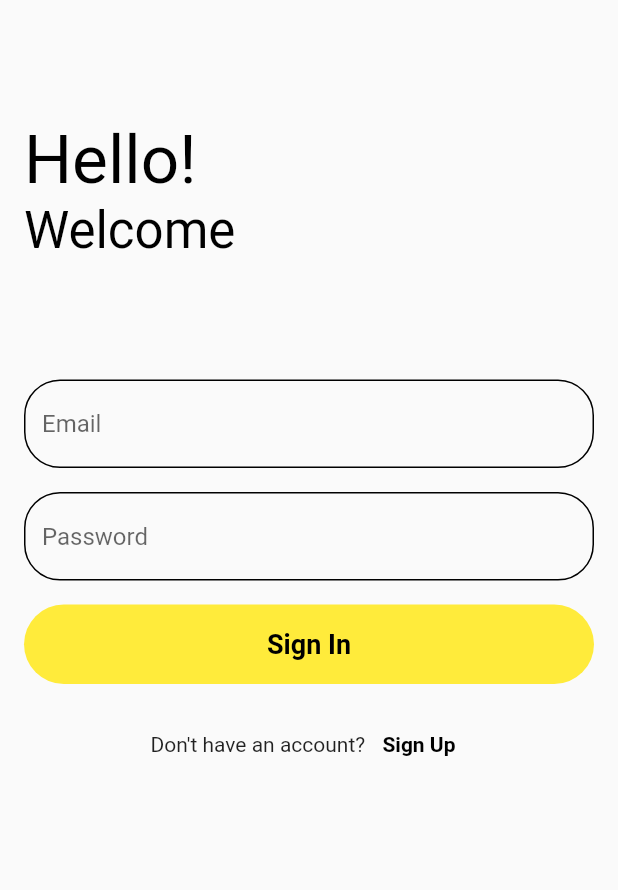
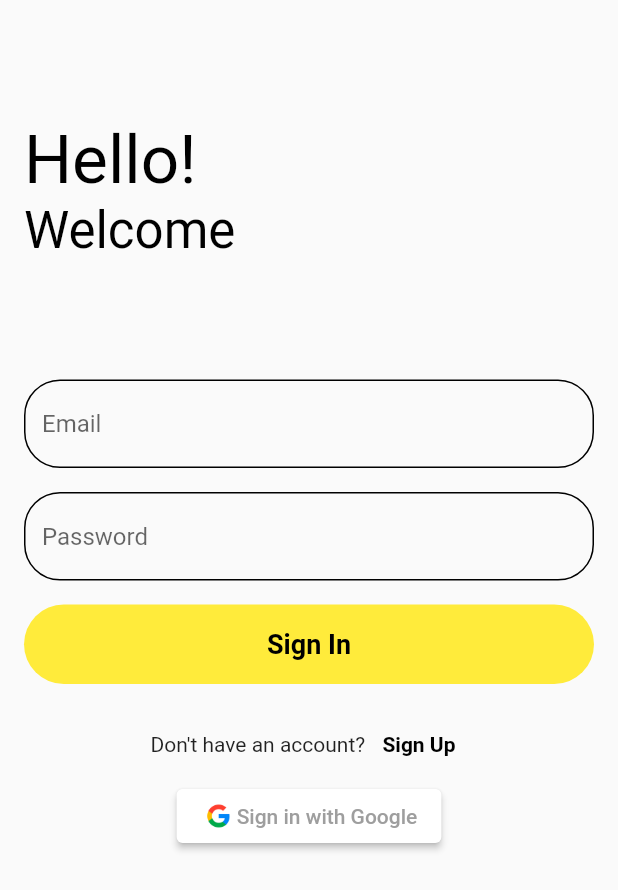
Before and after one commit to anaghajp1996/notes, a Flutter app: the screen it shows after launch, after a tap on "Sign In", on a phone screen of 412 x 824 dp. Shown: the top 890 px of the screen. Run offline on Flutter 3.47's test engine with Material 2 defaults, Android fonts, the phone set to English and light mode, and no system bars; our stand-ins replace cloud_firestore, firebase_auth, firebase_core, google_sign_in; accounts and stored records are empty.

Commit message:
feat: Add sign in with Google feature

```diff
--- a/lib/helpers/helper.dart
+++ b/lib/helpers/helper.dart
@@ -5,6 +5,7 @@ void showSnackBar(String content) {
   ScaffoldMessenger.of(navigatorKey.currentContext).showSnackBar(SnackBar(
     content: Text(content),
     action: SnackBarAction(
+      textColor: Colors.yellow,
       onPressed: () {
         ScaffoldMessenger.of(navigatorKey.currentContext).hideCurrentSnackBar();
       },
--- a/lib/main.dart
+++ b/lib/main.dart
@@ -52,7 +52,7 @@ class _MyHomePageState extends State<MyHomePage> {
               child: Text('Something went wrong!'),
             );
           } else if (snapshot.connectionState == ConnectionState.waiting) {
-            return Container(
+            return Center(
               child: CircularProgressIndicator(),
             );
           } else if (snapshot.connectionState == ConnectionState.done) {
--- /dev/null
+++ b/lib/models/authentication.dart
@@ -0,0 +1,4 @@
+class Authentication {
+  bool isAuthenticated;
+  String errorMessage;
+}
--- a/lib/view/screens/sign-in-screen.dart
+++ b/lib/view/screens/sign-in-screen.dart
@@ -1,7 +1,9 @@
 import 'package:flutter/material.dart';
 import 'package:firebase_auth/firebase_auth.dart';
+import 'package:google_sign_in/google_sign_in.dart';
 import 'package:notes/helpers/helper.dart';
 import 'package:notes/main.dart';
+import 'package:notes/view-models/authentication-viewmodel.dart';
 import 'package:notes/view/screens/notes-list-screen.dart';
 import 'package:notes/view/widgets/notes-flat-button.dart';
 import 'package:notes/view/widgets/notes-text-field.dart';
@@ -67,42 +69,23 @@ class _SignInScreenState extends State<SignInScreen> {
                     if (signInScreen) {
                       // Sign in user
                       if (passwordController.text.isNotEmpty) {
-                        try {
-                          UserCredential _ = await FirebaseAuth.instance
-                              .signInWithEmailAndPassword(
-                                  email: emailController.text,
-                                  password: passwordController.text);
-                        } on FirebaseAuthException catch (e) {
-                          if (e.code == 'user-not-found') {
-                            showSnackBar('No user found for that email.');
-                          } else if (e.code == 'wrong-password') {
-                            showSnackBar(
-                                'Wrong password provided for that user.');
-                          }
-                        } catch (e) {
-                          showSnackBar('Something went wrong!');
+                        final authentication = await AuthenticationViewModel()
+                            .signInUser(
+                                emailController.text, passwordController.text);
+                        if (!authentication.isAuthenticated) {
+                          showSnackBar(authentication.errorMessage ??
+                              'Something went wrong. Please try again.');
                         }
                       }
                     } else {
                       // Sign up user
                       if ((validateStructure(passwordController.text))) {
-                        try {
-                          UserCredential userCredential = await FirebaseAuth
-                              .instance
-                              .createUserWithEmailAndPassword(
-                                  email: emailController.text,
-                                  password: passwordController.text);
-                          final users = firestore.collection('users');
-                          users.doc(userCredential.user.uid).set({'notes': []});
-                        } on FirebaseAuthException catch (e) {
-                          if (e.code == 'weak-password') {
-                            showSnackBar('Password is too weak.');
-                          } else if (e.code == 'email-already-in-use') {
-                            showSnackBar(
-                                'An account already exists for that email.');
-                          }
-                        } catch (e) {
-                          showSnackBar(e);
+                        final authentication = await AuthenticationViewModel()
+                            .createUser(
+                                emailController.text, passwordController.text);
+                        if (!authentication.isAuthenticated) {
+                          showSnackBar(authentication.errorMessage ??
+                              'Something went wrong. Please try again.');
                         }
                       }
                     }
@@ -130,6 +113,35 @@ class _SignInScreenState extends State<SignInScreen> {
                             color: Colors.black, fontWeight: FontWeight.bold),
                       ))
                 ],
+              ),
+              Row(
+                mainAxisAlignment: MainAxisAlignment.center,
+                children: [
+                  ElevatedButton(
+                      style: ElevatedButton.styleFrom(
+                        primary: Colors.white,
+                      ),
+                      child: Row(
+                        children: [
+                          Image.asset(
+                            'lib/images/google_icon.jpg',
+                            width: 24,
+                          ),
+                          Text(
+                            'Sign in with Google',
+                            style: TextStyle(color: Colors.grey),
+                          )
+                        ],
+                      ),
+                      onPressed: () async {
+                        final authentication =
+                            await AuthenticationViewModel().signInWithGoogle();
+                        if (!authentication.isAuthenticated) {
+                          showSnackBar(authentication.errorMessage ??
+                              'Something went wrong. Please try again.');
+                        }
+                      }),
+                ],
               )
             ],
           ),
@@ -141,7 +153,7 @@ class _SignInScreenState extends State<SignInScreen> {
         stream: auth.authStateChanges(),
         builder: (context, snapshot) {
           if (snapshot.connectionState == ConnectionState.waiting) {
-            return CircularProgressIndicator();
+            return Center(child: CircularProgressIndicator());
           } else {
             if (snapshot.data != null) {
               return NotesListScreen();
--- a/pubspec.yaml
+++ b/pubspec.yaml
@@ -31,6 +31,7 @@ dependencies:
   firebase_auth: ^1.1.2
   firebase_core : ^1.1.0
   cloud_firestore: ^1.0.7
+  google_sign_in: ^5.0.2
 
 dev_dependencies:
   flutter_test:
@@ -48,8 +49,8 @@ flutter:
   uses-material-design: true
 
   # To add assets to your application, add an assets section, like this:
-  # assets:
-  #   - images/a_dot_burr.jpeg
+  assets:
+    - lib/images/
   #   - images/a_dot_ham.jpeg
 
   # An image asset can refer to one or more resolution-specific "variants", see
```
Also changed, not shown: lib/view-models/authentication-viewmodel.dart (added, +66 -0 lines), lib/view-models/notes-viewmodel.dart (+0 -10 lines), lib/images/2x/google_icon.jpg (added), lib/images/3x/google_icon.jpg (added), lib/images/google_icon.jpg (added), 2 other files.
